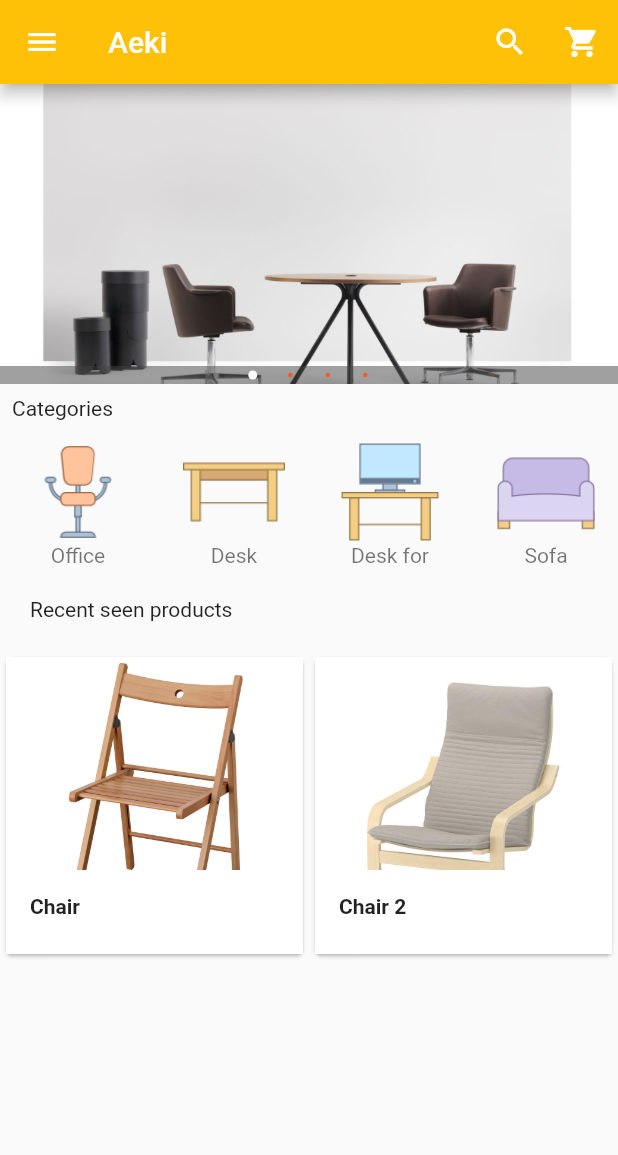
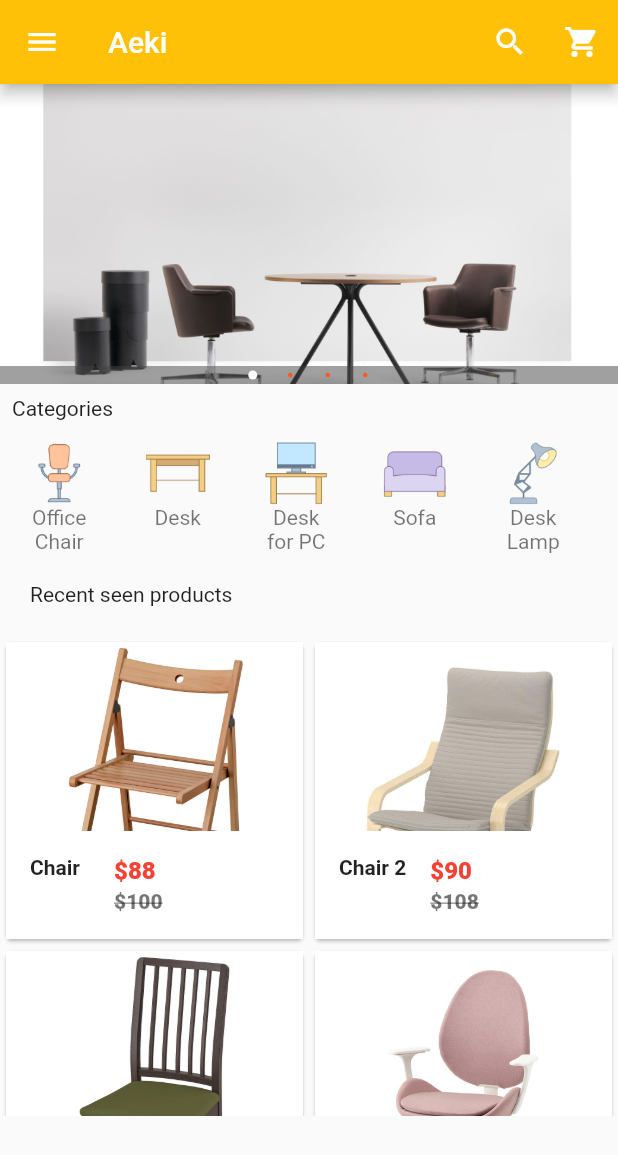
Before and after one commit to ompiko/ecom-flutter, a Flutter app: the screen it shows after launch, on a phone screen of 412 x 824 dp. Shown: the top 1155 px of the screen. Run offline on Flutter 3.47's test engine with Material 2 defaults, Android fonts, the phone set to English and light mode, and no system bars; drawn by our look-alikes of carousel_pro; our stand-ins replace font_awesome_flutter.

Commit message:
add product details

```diff
--- a/lib/components/horizontal_listView.dart
+++ b/lib/components/horizontal_listView.dart
@@ -5,7 +5,7 @@ class HorizontalListView extends StatelessWidget {
   @override
   Widget build(BuildContext context) {
     return Container(
-      height: 90.0,
+      height: 80.0,
       child: ListView(
         scrollDirection: Axis.horizontal,
         children: <Widget>[
@@ -51,7 +51,7 @@ class Category extends StatelessWidget {
       child: InkWell(
         onTap: () {},
         child: Container(
-          width: 100.0,
+          width: 75.0,
           child: ListTile(
             title: Image.asset(imageLocation),
             subtitle: Container(
--- a/lib/components/products.dart
+++ b/lib/components/products.dart
@@ -1,4 +1,5 @@
 import 'package:flutter/material.dart';
+import 'package:flutter_ecom/pages/product_details.dart';
 
 class Products extends StatefulWidget {
   @override
@@ -16,6 +17,18 @@ class _ProductsState extends State<Products> {
     {
       "name": "Chair 2",
       "picture": "images/products/ch12.jpg",
+      "old_price": 108,
+      "new_price": 90,
+    },
+    {
+      "name": "Chair 3",
+      "picture": "images/products/ch13.jpg",
+      "old_price": 108,
+      "new_price": 90,
+    },
+    {
+      "name": "Chair 4",
+      "picture": "images/products/ch14.jpg",
       "old_price": 108,
       "new_price": 90,
     },
@@ -55,7 +68,15 @@ class Single_product extends StatelessWidget {
           tag: product_name,
           child: Material(
             child: InkWell(
-              onTap: () {},
+              onTap: () => Navigator.of(context).push(new MaterialPageRoute(
+                  builder: (context) => new ProductDetails(
+                    //passing the value a product to page product_details
+                    product_details_name: product_name,
+                    product_details_picture: product_picture,
+                    product_details_old_price: product_old_price,
+                    product_details_new_price: product_new_price,
+
+                  ))),
               child: GridTile(
                   footer: Container(
                     color: Colors.white,
@@ -64,9 +85,24 @@ class Single_product extends StatelessWidget {
                         product_name,
                         style: TextStyle(fontWeight: FontWeight.bold),
                       ),
+                      title: Text(
+                        "\$$product_new_price",
+                        style: TextStyle(
+                            color: Colors.red, fontWeight: FontWeight.w800),
+                      ),
+                      subtitle: Text(
+                        "\$$product_old_price",
+                        style: TextStyle(
+                            color: Colors.black54,
+                            fontWeight: FontWeight.w800,
+                            decoration: TextDecoration.lineThrough),
+                      ),
                     ),
                   ),
-                  child: Image.asset(product_picture, fit: BoxFit.cover,)),
+                  child: Image.asset(
+                    product_picture,
+                    fit: BoxFit.cover,
+                  )),
             ),
           )),
     );
--- a/pubspec.yaml
+++ b/pubspec.yaml
@@ -24,6 +24,7 @@ dependencies:
   # The following adds the Cupertino Icons font to your application.
   # Use with the CupertinoIcons class for iOS style icons.
   cupertino_icons: ^0.1.2
+  font_awesome_flutter: ^8.8.1
   carousel_pro: ^1.0.0
 
 dev_dependencies:
```
Also changed, not shown: lib/main.dart (+44 -18 lines), lib/pages/product_details.dart (added, +156 -0 lines), pubspec.lock.
